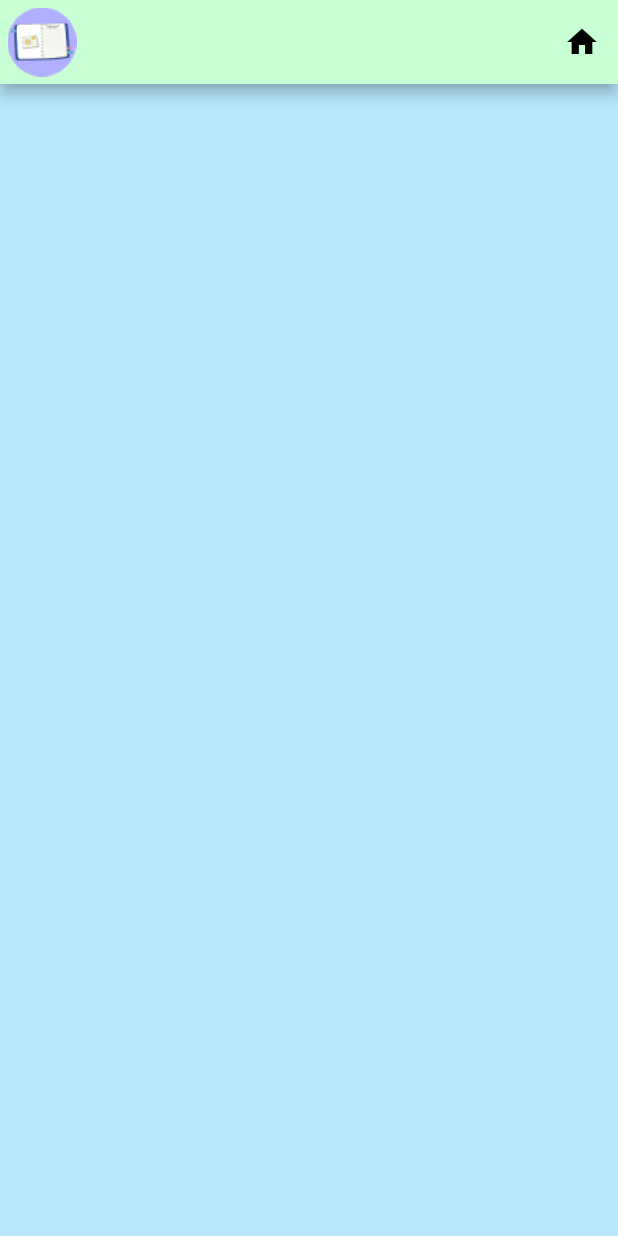
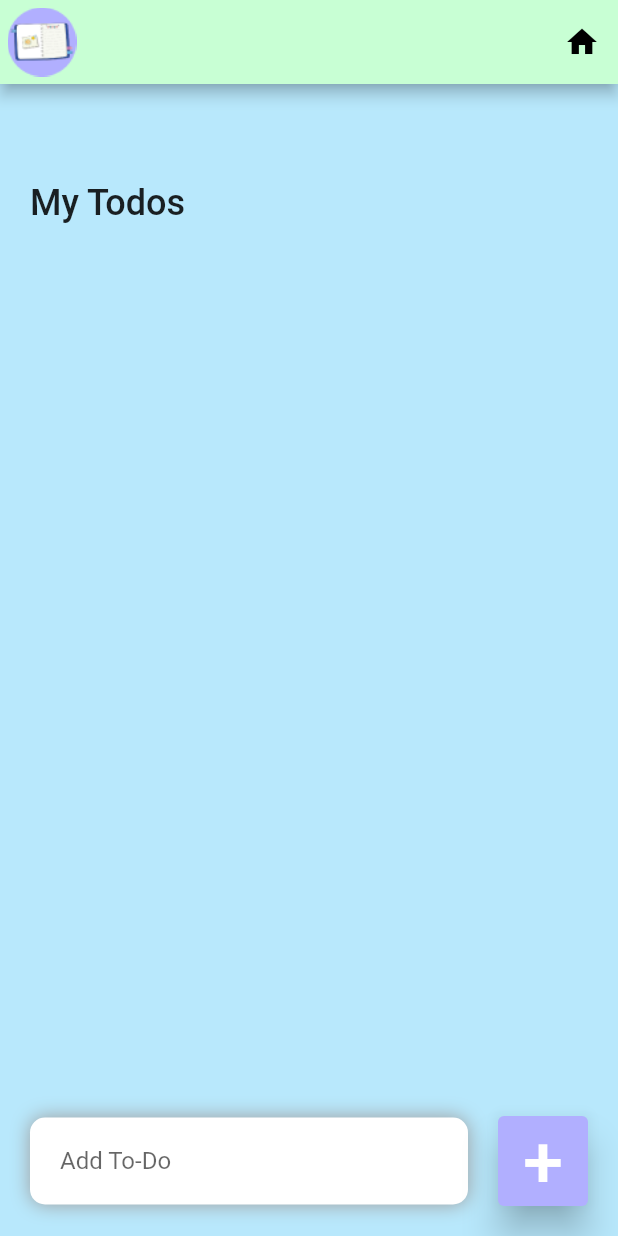
Before and after one commit to veniracitra/project-journive, a Flutter app: the Todo screen opened directly, on a phone screen of 412 x 824 dp. Run offline on Flutter 3.47's test engine with Material 2 defaults, Android fonts, the phone set to English and light mode, and no system bars.

Commit message:
add page todo

```diff
--- a/lib/notes.dart
+++ b/lib/notes.dart
@@ -100,7 +100,8 @@ class CreateNotes extends StatelessWidget {
           style: TextStyle(color: Colors.black, fontWeight: FontWeight.bold),
         ),
       ),
-      body: Column(
+      body: SingleChildScrollView(
+        child: Column(
           children: [
             SizedBox(
               height: 8,
@@ -114,6 +115,7 @@ class CreateNotes extends StatelessWidget {
             )
           ],
         ),
+      ),
     );
   }
 }
--- a/lib/todo.dart
+++ b/lib/todo.dart
@@ -11,12 +11,12 @@ class Todo extends StatefulWidget {
 
 class _Todo extends State<Todo> {
   final todosList = CreateTodo.todoList();
-  List<CreateTodo> _foundToDo = [];
+  List<CreateTodo> _foundCreateTodo = [];
   final _todoController = TextEditingController();
 
   @override
   void initState() {
-    _foundToDo = todosList;
+    _foundCreateTodo = todosList;
     // TODO: implement initState
     super.initState();
   }
@@ -35,52 +35,183 @@ class _Todo extends State<Todo> {
         ),
         actions: [
           IconButton(
-              onPressed: () {},
+            onPressed: () {
+              Navigator.pushReplacement(context,
+                  MaterialPageRoute(builder: (context) {
+                return Menu();
+              }));
+            },
             icon: Icon(
               Icons.home,
               color: Colors.black,
             ),
           ),
         ],
-        ));
+      ),
+      body: Stack(
+        children: [
+          Container(
+            padding: EdgeInsets.symmetric(
+              horizontal: 20,
+              vertical: 15,
+            ),
+            child: Column(
+              children: [
+                searchBox(),
+                Expanded(
+                    child: ListView(
+                  children: [
+                    Container(
+                      margin: EdgeInsets.only(
+                        top: 50,
+                        bottom: 20,
+                      ),
+                      child: Text(
+                        'My Todos',
+                        style: TextStyle(
+                          fontSize: 24,
+                          fontWeight: FontWeight.w500,
+                        ),
+                      ),
+                    ),
+                    // for (CreateTodo todoo in _foundCreateTodo.reversed)
+                    //   CreateTodoItem(
+                    //     todo: todoo,
+                    //     onCreateTodoChanged: _handleCreateTodoChange,
+                    //     onDeleteItem: _deleteCreateTodoItem,
+                    //   ),
+                  ],
+                ))
+              ],
+            ),
+          ),
+          Align(
+            alignment: Alignment.bottomCenter,
+            child: Row(
+              children: [
+                Expanded(
+                  child: Container(
+                    margin: EdgeInsets.only(
+                      bottom: 20,
+                      right: 20,
+                      left: 20,
+                    ),
+                    padding: EdgeInsets.symmetric(
+                      horizontal: 20,
+                      vertical: 5,
+                    ),
+                    decoration: BoxDecoration(
+                      color: Colors.white,
+                      boxShadow: const [
+                        BoxShadow(
+                          color: Colors.grey,
+                          offset: Offset(0.0, 0.0),
+                          blurRadius: 10.0,
+                          spreadRadius: 0.0,
+                        ),
+                      ],
+                      borderRadius: BorderRadius.circular(10),
+                    ),
+                    child: TextField(
+                      controller: _todoController,
+                      decoration: InputDecoration(
+                          hintText: 'Add To-Do', border: InputBorder.none),
+                    ),
+                  ),
+                ),
+                Container(
+                  margin: EdgeInsets.only(
+                    bottom: 20,
+                    right: 20,
+                  ),
+                  child: ElevatedButton(
+                    onPressed: () {},
+                    child: Text(
+                      '+',
+                      style: TextStyle(
+                        fontSize: 48,
+                      ),
+                    ),
+                    style: ElevatedButton.styleFrom(
+                      primary: Color(0xffB1AFFF),
+                      minimumSize: Size(60, 60),
+                      elevation: 10,
+                    ),
+                  ),
+                )
+              ],
+            ),
+          )
+        ],
+      ),
+    );
   }
 }
 
-// class _Todo extends State<Todo> {
-//   final todosList = ToDo.todoList();
-//   List<ToDo> _foundToDo = [];
-//   final _todoController = TextEditingController();
+//valid 1
+// void _handleCreateTodoChange(CreateTodo todo) {
+//   setState(() {
+//     todo.isDone = !todo.isDone;
+//   });
+// }
 
-//   void initState() {
-//     _foundToDo = todosList;
-//     super.initState();
+// void _runFilter(String enteredKeyword) {
+//   List<CreateTodo> results = [];
+//   if (enteredKeyword.isEmpty) {
+//     results = todosList;
+//   } else {
+//     results = todosList
+//         .where((item) =>
+//             item.todoText!.toLowerCase().contains(enteredKeyword.toLowerCase()))
+//         .toList();
 //   }
 
-//   @override
-//   Widget build(BuildContext context) {
-//     // TODO: implement build
-//     return Scaffold(
-//       backgroundColor: Color(0xffB8E8FC),
-//       appBar: AppBar(
-//         automaticallyImplyLeading: false,
-//         leading: Container(
-//           padding: EdgeInsets.all(5),
-//           child: Image.asset('images/journivelogo.png'),
-//         ),
-//         actions: [
-//           IconButton(
-//             onPressed: () {},
-//             icon: Icon(
-//               Icons.home,
-//               color: Colors.black,
-//             ),
-//           )
-//         ],
-//         backgroundColor: Color(0xffC8FFD4),
-//       ),
-//     );
+//   setState(() {
+//     _foundCreateTodo = results;
+//   });
+// }
+
+// void _runFilter(String enteredKeyword) {
+//   List<CreateTodo> results = [];
+//   if (enteredKeyword.isEmpty) {
+//     results = todosList;
+//   } else {
+//     results = todosList
+//     .where((item) => item.todoText!
+//     .toLowerCase()
+//     .contains(enteredKeyword.toLowerCase()))
 //   }
+// }
 
+Widget searchBox() {
+  return Container(
+    padding: EdgeInsets.symmetric(horizontal: 15),
+    decoration: BoxDecoration(
+      color: Colors.white,
+      borderRadius: BorderRadius.circular(20),
+    ),
+    // child: TextField(
+    //   onChanged: (value) => _runFilter(value),
+    //   decoration: InputDecoration(
+    //     contentPadding: EdgeInsets.all(0),
+    //     prefixIcon: Icon(
+    //       Icons.search,
+    //       color: Colors.black,
+    //       size: 20,
+    //     ),
+    //     prefixIconConstraints: BoxConstraints(
+    //       maxHeight: 20,
+    //       minWidth: 25,
+    //     ),
+    //     border: InputBorder.none,
+    //     hintText: 'Search',
+    //     hintStyle: TextStyle(color: Colors.grey),
+    //   ),
+    // ),
+  );
+}
+
+//CREATE TODO
 class CreateTodo {
   String? id;
   String? todoText;
@@ -99,67 +230,66 @@ class CreateTodo {
   }
 }
 
-// @override
-// Widget build(BuildContext context) {
-//   // TODO: implement build
-//   return Scaffold(
-//     backgroundColor: Color(0xffB8E8FC),
-//     appBar: AppBar(
-//       automaticallyImplyLeading: false,
-//       leading: Container(
-//         padding: EdgeInsets.all(5),
-//         child: Image.asset('images/journivelogo.png'),
-//       ),
-//       actions: [
-//         IconButton(
-//             onPressed: () {
-//               Navigator.pushReplacement(context,
-//                   MaterialPageRoute(builder: (context) {
-//                 return Menu();
-//               }));
-//             },
-//             icon: Icon(
-//               Icons.home,
-//               color: Colors.black,
-//             ))
-//       ],
-//       backgroundColor: Color(0xffC8FFD4),
-//       centerTitle: true,
-//       title: Text(
-//         'My To-Do',
-//         style: TextStyle(fontWeight: FontWeight.w700, color: Colors.black),
-//       ),
-//     ),
-//     body: Column(
-//       children: [
-//         SizedBox(
-//           height: 8,
-//         ),
-//         Text(
-//           'TO-DO LIST',
-//           style: TextStyle(fontSize: 22, fontWeight: FontWeight.w800),
-//         ),
-//         SizedBox(
-//           height: 480,
-//         ),
-//         ElevatedButton(
-//             onPressed: () {
-//               Navigator.pushReplacement(context,
-//                   MaterialPageRoute(builder: (context) {
-//                 return CreateTodo();
-//               }));
-//             },
-//             style: ElevatedButton.styleFrom(primary: Color(0xffB1AFFF)),
-//             child: Text(
-//               "Add To-Do",
-//               style: TextStyle(fontWeight: FontWeight.bold),
-//             ))
-//       ],
-//     ),
-//   );
-// }
-// }
+//TODO ITEM
+class CreateTodoItem extends StatelessWidget {
+  final CreateTodo todo;
+  final onCreateTodoChanged;
+  final onDeleteItem;
 
+  const CreateTodoItem({
+    Key? key,
+    required this.todo,
+    required this.onCreateTodoChanged,
+    required this.onDeleteItem,
+  }) : super(key: key);
+
+  @override
+  Widget build(BuildContext context) {
+    // TODO: implement build
+    return Container(
+        margin: EdgeInsets.only(bottom: 20),
+        child: ListTile(
+          onTap: () {
+            onCreateTodoChanged(todo);
+          },
+          shape: RoundedRectangleBorder(
+            borderRadius: BorderRadius.circular(60),
+          ),
+          contentPadding: EdgeInsets.symmetric(horizontal: 20, vertical: 5),
+          tileColor: Colors.white,
+          leading: Icon(
+            todo.isDone ? Icons.check_box : Icons.check_box_outline_blank,
+            color: Colors.blue,
+          ),
+          title: Text(
+            todo.todoText!,
+            style: TextStyle(
+              fontSize: 16,
+              color: Colors.black,
+              decoration: todo.isDone ? TextDecoration.lineThrough : null,
+            ),
+          ),
+          trailing: Container(
+            padding: EdgeInsets.all(0),
+            margin: EdgeInsets.symmetric(vertical: 12),
+            height: 35,
+            width: 35,
+            decoration: BoxDecoration(
+              color: Colors.red,
+              borderRadius: BorderRadius.circular(5),
+            ),
+            child: IconButton(
+              onPressed: () {
+                onDeleteItem(todo.id);
+              },
+              icon: Icon(Icons.delete),
+              color: Colors.white,
+              iconSize: 16,
+            ),
+          ),
+        ));
+  }
+}
 // class CreateTodo extends StatelessWidget {
 //   @override
 //   Widget build(BuildContext context) {
```
Also changed, not shown: lib/menu.dart (+4 -4 lines). Lines whose indentation alone changed are shown as unchanged.
